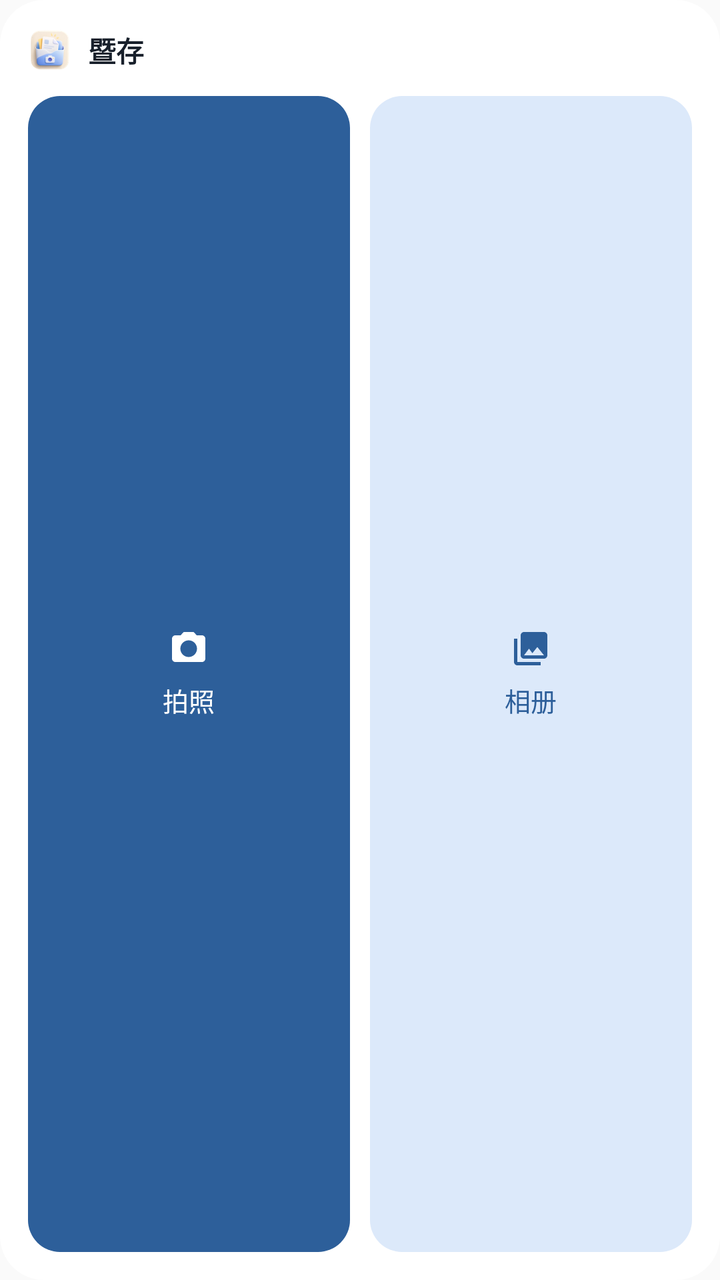
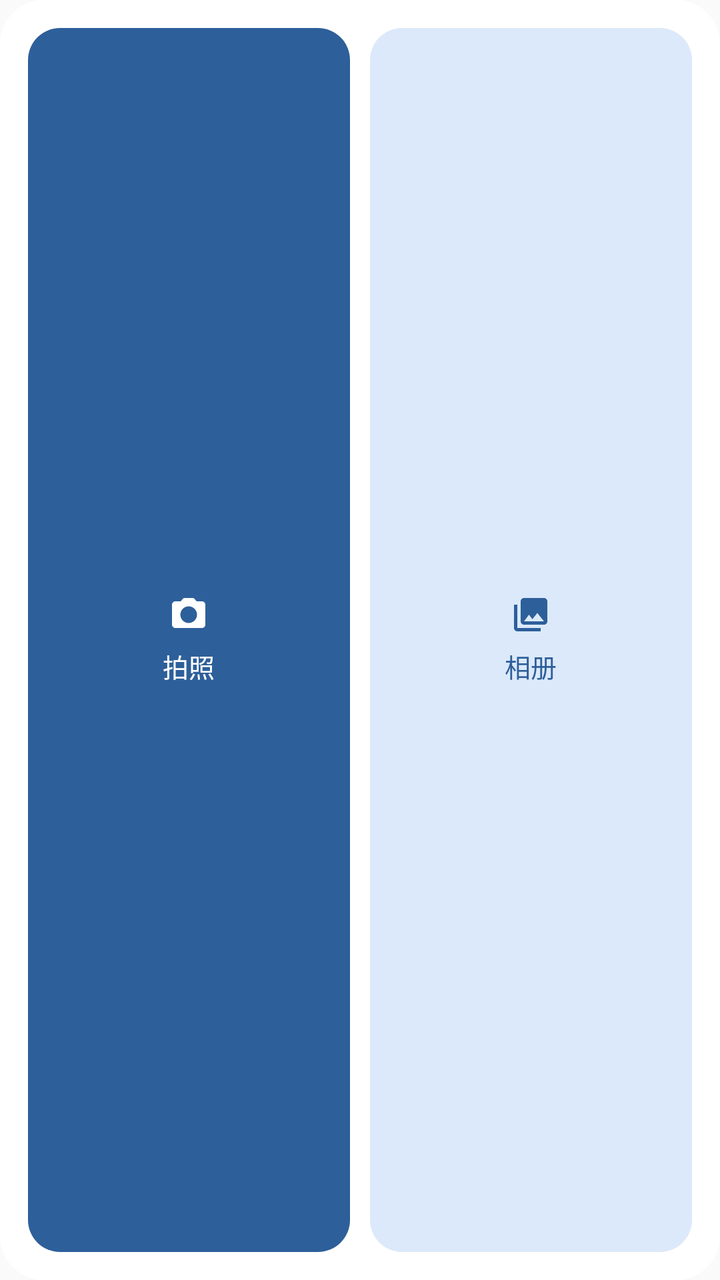

The first picture is an Android layout as it rendered before a commit; the second is the same layout after the commit. The layout source and the unified diff follow.
<!-- AndroidManifest.xml: application theme Theme.Zongce -->
<!-- res/layout/widget_preview_entry.xml -->
<?xml version="1.0" encoding="utf-8"?>
<LinearLayout xmlns:android="http://schemas.android.com/apk/res/android"
    xmlns:tools="http://schemas.android.com/tools"
    android:layout_width="180dp"
    android:layout_height="110dp"
    android:background="@drawable/widget_preview_bg"
    android:orientation="vertical"
    android:padding="14dp"
    tools:ignore="HardcodedText,UseCompoundDrawables">

    <LinearLayout
        android:layout_width="match_parent"
        android:layout_height="wrap_content"
        android:gravity="center_vertical"
        android:orientation="horizontal">

        <ImageView
            android:layout_width="22dp"
            android:layout_height="22dp"
            android:contentDescription="@string/app_name"
            android:src="@drawable/widget_logo" />

        <TextView
            android:layout_width="wrap_content"
            android:layout_height="wrap_content"
            android:layout_marginStart="8dp"
            android:text="@string/app_name"
            android:textColor="#FF18202B"
            android:textSize="14sp"
            android:textStyle="bold" />
    </LinearLayout>

    <LinearLayout
        android:layout_width="match_parent"
        android:layout_height="0dp"
        android:layout_marginTop="12dp"
        android:layout_weight="1"
        android:orientation="horizontal">

        <LinearLayout
            android:layout_width="0dp"
            android:layout_height="match_parent"
            android:layout_marginEnd="5dp"
            android:layout_weight="1"
            android:background="@drawable/widget_preview_tile_primary"
            android:gravity="center"
            android:orientation="vertical">

            <ImageView
                android:layout_width="20dp"
                android:layout_height="20dp"
                android:contentDescription="@string/widget_capture"
                android:src="@drawable/ic_widget_camera" />

            <TextView
                android:layout_width="wrap_content"
                android:layout_height="wrap_content"
                android:layout_marginTop="6dp"
                android:text="@string/widget_capture"
                android:textColor="#FFFFFFFF"
                android:textSize="13sp" />
        </LinearLayout>

        <LinearLayout
            android:layout_width="0dp"
            android:layout_height="match_parent"
            android:layout_marginStart="5dp"
            android:layout_weight="1"
            android:background="@drawable/widget_preview_tile_container"
            android:gravity="center"
            android:orientation="vertical">

            <ImageView
                android:layout_width="20dp"
                android:layout_height="20dp"
                android:contentDescription="@string/widget_pick_photos"
                android:src="@drawable/ic_widget_gallery" />

            <TextView
                android:layout_width="wrap_content"
                android:layout_height="wrap_content"
                android:layout_marginTop="6dp"
                android:text="@string/widget_pick_photos"
                android:textColor="#FF2D5F9A"
                android:textSize="13sp" />
        </LinearLayout>
    </LinearLayout>
</LinearLayout>
<!-- resources referenced by this layout -->
<resources>
  <!-- drawable ic_widget_camera (drawable) -->
  <?xml version="1.0" encoding="utf-8"?>
  <vector xmlns:android="http://schemas.android.com/apk/res/android"
      android:width="24dp"
      android:height="24dp"
      android:viewportWidth="24"
      android:viewportHeight="24">
      <path
          android:fillColor="#FFFFFFFF"
          android:pathData="M9,2L7.17,4H4c-1.1,0 -2,0.9 -2,2v12c0,1.1 0.9,2 2,2h16c1.1,0 2,-0.9 2,-2V6c0,-1.1 -0.9,-2 -2,-2h-3.17L15,2H9zM12,17c-2.76,0 -5,-2.24 -5,-5s2.24,-5 5,-5 5,2.24 5,5 -2.24,5 -5,5z" />
  </vector>
  <!-- drawable ic_widget_gallery (drawable) -->
  <?xml version="1.0" encoding="utf-8"?>
  <vector xmlns:android="http://schemas.android.com/apk/res/android"
      android:width="24dp"
      android:height="24dp"
      android:viewportWidth="24"
      android:viewportHeight="24">
      <path
          android:fillColor="#FF2D5F9A"
          android:pathData="M22,16V4c0,-1.1 -0.9,-2 -2,-2H8c-1.1,0 -2,0.9 -2,2v12c0,1.1 0.9,2 2,2h12c1.1,0 2,-0.9 2,-2zM11,12l2.03,2.71L16,11l4,5H8l3,-4zM2,6v14c0,1.1 0.9,2 2,2h14v-2H4V6H2z" />
  </vector>
  <!-- drawable widget_logo: png bitmap (drawable-xxhdpi, 7508 bytes) -->
  <!-- drawable widget_preview_bg (drawable) -->
  <?xml version="1.0" encoding="utf-8"?>
  <shape xmlns:android="http://schemas.android.com/apk/res/android"
      android:shape="rectangle">
      <solid android:color="#FFFFFF" />
      <corners android:radius="22dp" />
  </shape>
  <!-- drawable widget_preview_tile_container (drawable) -->
  <?xml version="1.0" encoding="utf-8"?>
  <shape xmlns:android="http://schemas.android.com/apk/res/android"
      android:shape="rectangle">
      <solid android:color="#FFDCE9FA" />
      <corners android:radius="16dp" />
  </shape>
  <!-- drawable widget_preview_tile_primary (drawable) -->
  <?xml version="1.0" encoding="utf-8"?>
  <shape xmlns:android="http://schemas.android.com/apk/res/android"
      android:shape="rectangle">
      <solid android:color="#FF2D5F9A" />
      <corners android:radius="16dp" />
  </shape>
  <string name="app_name">暨存</string>
  <string name="widget_capture">拍照</string>
  <string name="widget_pick_photos">相册</string>
  <style name="Theme.Zongce" parent="android:Theme.Material.Light.NoActionBar">
          <item name="android:statusBarColor">@android:color/transparent</item>
      </style>
</resources>

<!-- the commit's change to res/layout/widget_preview_entry.xml (unified diff, before → after) -->
@@ -10,30 +10,8 @@
 
     <LinearLayout
         android:layout_width="match_parent"
-        android:layout_height="wrap_content"
-        android:gravity="center_vertical"
-        android:orientation="horizontal">
-
-        <ImageView
-            android:layout_width="22dp"
-            android:layout_height="22dp"
-            android:contentDescription="@string/app_name"
-            android:src="@drawable/widget_logo" />
-
-        <TextView
-            android:layout_width="wrap_content"
-            android:layout_height="wrap_content"
-            android:layout_marginStart="8dp"
-            android:text="@string/app_name"
-            android:textColor="#FF18202B"
-            android:textSize="14sp"
-            android:textStyle="bold" />
-    </LinearLayout>
-
-    <LinearLayout
-        android:layout_width="match_parent"
         android:layout_height="0dp"
-        android:layout_marginTop="12dp"
+        android:layout_marginTop="0dp"
         android:layout_weight="1"
         android:orientation="horizontal">
 
<!-- resource entries referenced after the edit -->
@@ -22,7 +22,6 @@
           android:fillColor="#FF2D5F9A"
           android:pathData="M22,16V4c0,-1.1 -0.9,-2 -2,-2H8c-1.1,0 -2,0.9 -2,2v12c0,1.1 0.9,2 2,2h12c1.1,0 2,-0.9 2,-2zM11,12l2.03,2.71L16,11l4,5H8l3,-4zM2,6v14c0,1.1 0.9,2 2,2h14v-2H4V6H2z" />
   </vector>
-  <!-- drawable widget_logo: png bitmap (drawable-xxhdpi, 7508 bytes) -->
   <!-- drawable widget_preview_bg (drawable) -->
   <?xml version="1.0" encoding="utf-8"?>
   <shape xmlns:android="http://schemas.android.com/apk/res/android"
@@ -44,7 +43,6 @@
       <solid android:color="#FF2D5F9A" />
       <corners android:radius="16dp" />
   </shape>
-  <string name="app_name">暨存</string>
   <string name="widget_capture">拍照</string>
   <string name="widget_pick_photos">相册</string>
   <style name="Theme.Zongce" parent="android:Theme.Material.Light.NoActionBar">
